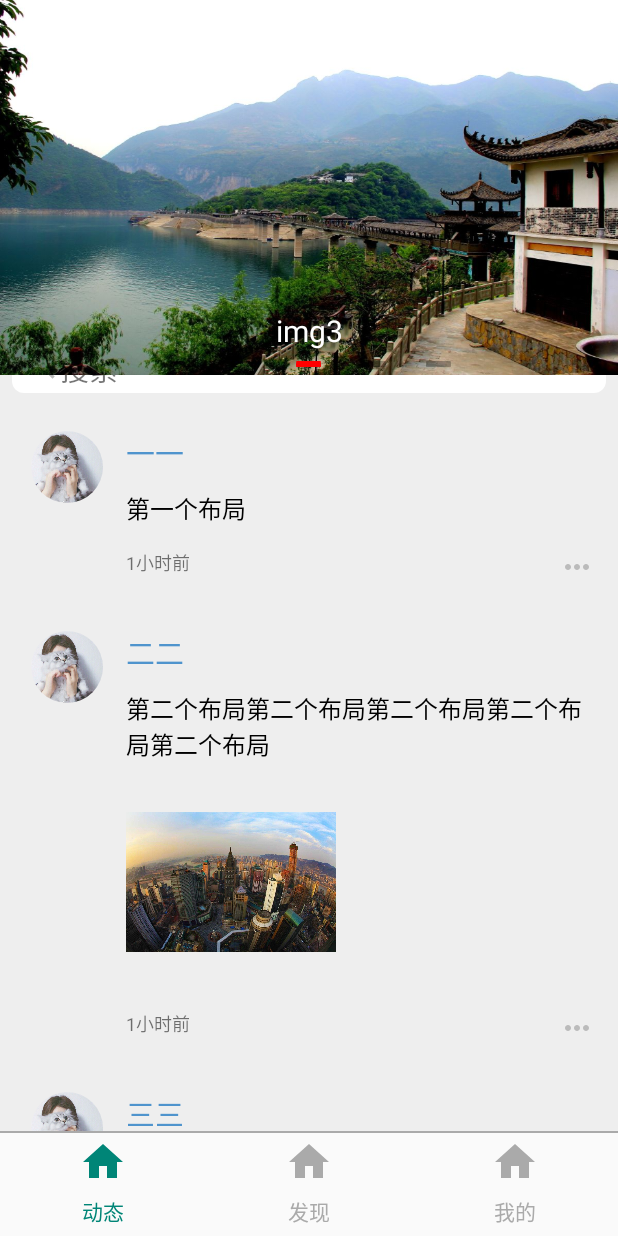
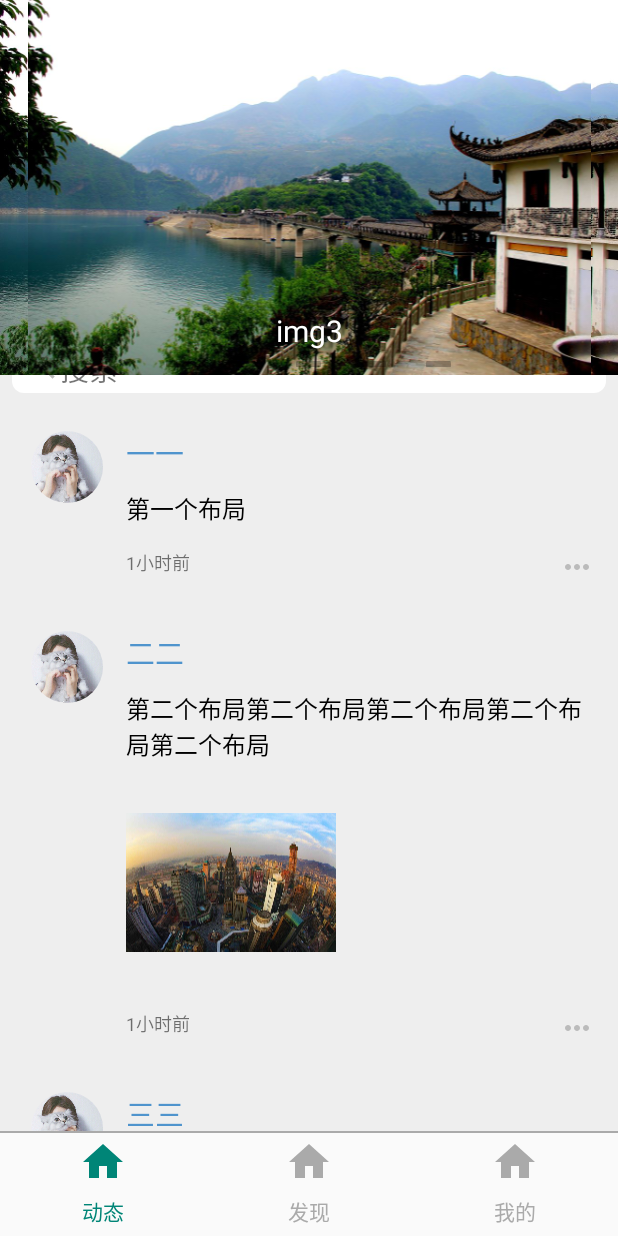
Before and after one commit to StephenChenOk/ShareWithAs, an Android app: the screen it shows after launch (MainActivity), on a phone screen of 412 x 824 dp. Run offline under Robolectric (Android 15) with nearby library versions, the phone set to English and light mode, and no system bars; our stand-ins replace CircleImageView.

Commit message:
图片加载全部使用Glide进行加载

```diff
--- a/app/build.gradle
+++ b/app/build.gradle
@@ -26,6 +26,8 @@ dependencies {
     implementation 'com.android.support:design:28.0.0'
     implementation 'de.hdodenhof:circleimageview:2.2.0'
     implementation 'com.android.support:recyclerview-v7:28.0.0'
+    implementation 'org.litepal.android:core:2.0.0'
+    implementation 'com.github.bumptech.glide:glide:4.9.0'
 
     testImplementation 'junit:junit:4.12'
     androidTestImplementation 'com.android.support.test:runner:1.0.2'
--- a/app/src/main/java/com/chen/fy/sharewithas/adapters/MultipleStatesAdapter.java
+++ b/app/src/main/java/com/chen/fy/sharewithas/adapters/MultipleStatesAdapter.java
@@ -9,6 +9,7 @@ import android.view.ViewGroup;
 import android.widget.ImageView;
 import android.widget.TextView;
 
+import com.bumptech.glide.Glide;
 import com.chen.fy.sharewithas.R;
 import com.chen.fy.sharewithas.activities.MainActivity;
 import com.chen.fy.sharewithas.beans.ShareInfo;
@@ -18,7 +19,7 @@ import java.util.List;
 
 public class MultipleStatesAdapter extends RecyclerView.Adapter<RecyclerView.ViewHolder> {
 
-    private Context context;
+    private Context mContext;
     private List<ShareInfo> mDatas;
 
     private final int ONE_ITEM = 1;
@@ -26,7 +27,7 @@ public class MultipleStatesAdapter extends RecyclerView.Adapter<RecyclerView.Vie
     private final int THREE_ITEM = 3;
 
     public MultipleStatesAdapter(Context context, ArrayList<ShareInfo> shareInfos) {
-        this.context = context;
+        this.mContext = context;
         mDatas = shareInfos;
     }
 
@@ -70,21 +71,21 @@ public class MultipleStatesAdapter extends RecyclerView.Adapter<RecyclerView.Vie
     public void onBindViewHolder(@NonNull RecyclerView.ViewHolder viewHolder, int i) {
         ShareInfo shareInfo = mDatas.get(i);
         if (viewHolder instanceof TextHolder) {
-            ((TextHolder) viewHolder).headIcon.setImageBitmap(shareInfo.getHeadIcon());
+            Glide.with(mContext).load(shareInfo.getHeadIcon()).into(((TextHolder) viewHolder).headIcon);
             ((TextHolder) viewHolder).name.setText(shareInfo.getName());
             ((TextHolder) viewHolder).content.setText(shareInfo.getContent());
         } else if (viewHolder instanceof OnePictureHolder) {
-            ((OnePictureHolder) viewHolder).headIcon.setImageBitmap(shareInfo.getHeadIcon());
+            Glide.with(mContext).load(shareInfo.getHeadIcon()).into(((OnePictureHolder) viewHolder).headIcon);
             ((OnePictureHolder) viewHolder).name.setText(shareInfo.getName());
             ((OnePictureHolder) viewHolder).content.setText(shareInfo.getContent());
-            ((OnePictureHolder) viewHolder).picture.setImageBitmap(shareInfo.getPicture1());
+            Glide.with(mContext).load(shareInfo.getPicture1()).into(((OnePictureHolder) viewHolder).picture);
         } else if (viewHolder instanceof MultiplePictureHolder) {
-            ((MultiplePictureHolder) viewHolder).headIcon.setImageBitmap(shareInfo.getHeadIcon());
+            Glide.with(mContext).load(shareInfo.getHeadIcon()).into(((MultiplePictureHolder) viewHolder).headIcon);
             ((MultiplePictureHolder) viewHolder).name.setText(shareInfo.getName());
             ((MultiplePictureHolder) viewHolder).content.setText(shareInfo.getContent());
-            ((MultiplePictureHolder) viewHolder).picture1.setImageBitmap(shareInfo.getPicture1());
-            ((MultiplePictureHolder) viewHolder).picture2.setImageBitmap(shareInfo.getPicture2());
-            ((MultiplePictureHolder) viewHolder).picture3.setImageBitmap(shareInfo.getPicture3());
+            Glide.with(mContext).load(shareInfo.getPicture1()).into(((MultiplePictureHolder) viewHolder).picture1);
+            Glide.with(mContext).load(shareInfo.getPicture2()).into(((MultiplePictureHolder) viewHolder).picture2);
+            Glide.with(mContext).load(shareInfo.getPicture3()).into(((MultiplePictureHolder) viewHolder).picture3);
         }
     }
 
--- a/app/src/main/java/com/chen/fy/sharewithas/fragments/HomeFragment.java
+++ b/app/src/main/java/com/chen/fy/sharewithas/fragments/HomeFragment.java
@@ -17,6 +17,7 @@ import android.widget.ImageView;
 import android.widget.LinearLayout;
 import android.widget.TextView;
 
+import com.bumptech.glide.Glide;
 import com.chen.fy.sharewithas.R;
 import com.chen.fy.sharewithas.adapters.MultipleStatesAdapter;
 import com.chen.fy.sharewithas.adapters.MyViewPagerAdapter;
@@ -131,10 +132,13 @@ public class HomeFragment extends Fragment implements ViewPager.OnPageChangeList
             //添加图片
             ImageView imageView = new ImageView(getContext());
             imageView.setBackgroundResource(imagesId[i]);
+            if (getActivity() != null) {
+                Glide.with(getActivity()).load(imagesId[i]).into(imageView);
+            }
             images.add(imageView);
             //添加点
             ImageView point = new ImageView(getContext());
-            point.setBackgroundResource(R.drawable.point_selctor);
+            Glide.with(getActivity()).load(R.drawable.point_selctor).into(point);
             LinearLayout.LayoutParams params = new LinearLayout.LayoutParams(25, 25); //自定义一个布局
             if (i == 0) {
                 point.setEnabled(true);
```
